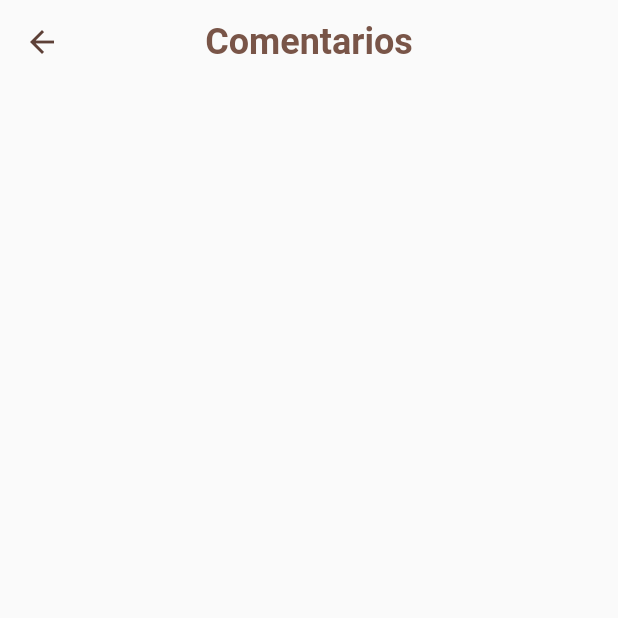
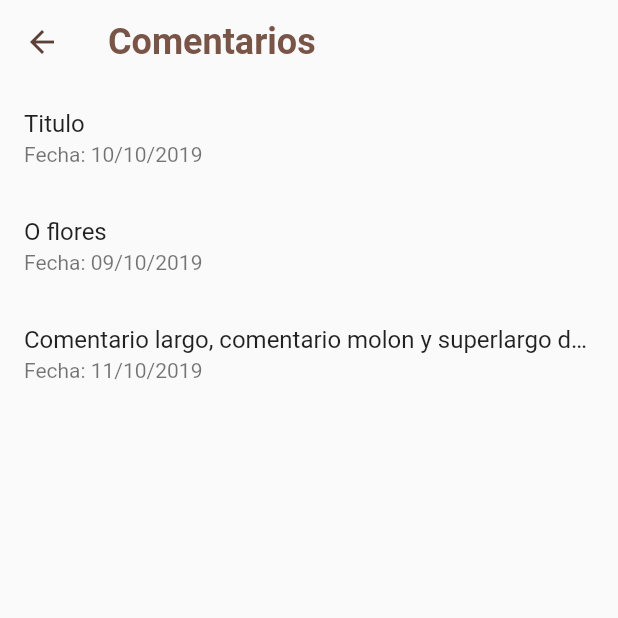
Before and after one commit to hkfuertes/EvangeliosApp, a Flutter app: the screen it shows after launch, item 2 of the bottom bar chosen, on a phone screen of 412 x 824 dp, the top half of it. Run offline on Flutter 3.47's test engine with Material 2 defaults, Android fonts, the light colour scheme and no system bars; drawn by our look-alikes of auto_size_text; our stand-ins replace flutter_markdown, font_awesome_flutter; network calls fail.

Commit message:
Visual Effects and Comments View

```diff
--- a/lib/Model/Comment.dart
+++ b/lib/Model/Comment.dart
@@ -1,7 +1,26 @@
 class Comment {
+  final RegExp title1 = RegExp('^#');
+  final RegExp title2 = RegExp('^##');
   final DateTime date;
   final String comment;
 
+  Comment(this.date, this.comment);
 
-  Comment(this.date, this.comment);
+  String getTitle() {
+    var line = comment.split("\n")[0];
+    if(line.startsWith("# ") || line.startsWith("## ")){
+      return line.replaceAll("# ", "").replaceAll("## ", "");
+    }else{
+      line = getStrippedComment().split("\n")[0];
+      return line+"...";
+    }
+  }
+
+  String getStrippedComment() {
+    return comment
+        .replaceAll("**", "")
+        .replaceAll("_", "")
+        .replaceAll("# ", "")
+        .replaceAll("## ", "");
+  }
 }
--- a/lib/Screens/listScreen.dart
+++ b/lib/Screens/listScreen.dart
@@ -1,10 +1,9 @@
+import 'package:auto_size_text/auto_size_text.dart';
 import 'package:evangelios/Model/Comment.dart';
-import 'package:evangelios/Model/TextsSet.dart';
 import 'package:evangelios/Widgets/LoadingWidget.dart';
 import 'package:flutter/material.dart';
 import 'package:flutter/services.dart';
 import 'package:flutter_markdown/flutter_markdown.dart';
-import 'package:font_awesome_flutter/font_awesome_flutter.dart';
 import 'package:intl/intl.dart';
 
 class ListScreen extends StatefulWidget {
@@ -21,14 +20,41 @@ class _ListScreenState extends State<ListScreen> {
 
   void initState() {
     super.initState();
+    _comments.add(Comment(DateTime.now(), "# Titulo\nComentario **molon**."));
+    _comments
+        .add(Comment(DateTime.now().subtract(Duration(days: 1)), '''# O flores
+
+Cognita vacant cogi tamen simul timida ego audita ac sunt et consequitur
+Haemoniae hausti semihomines amet cadunt. Huc sive: [ubi
+sororem](http://contigitcavas.io/deae-emoriar.html) iaculum Veneris territus
+illum moderamine frater minimae. In palmis quo aera animam canenti reus
+superesse **ultima** cum sicut quodque ignem, et. Ignibus supplevit humum Nelei
+paternos et posuere altera summis, lenis vestra. Ver nitor carebat at quidem,
+[Phoebus me Pario](http://cruciatacarmina.com/) cum tepidos laboris digiti, quam
+huic!
+
+- Hyacinthia nec subdita finemque
+- Corpora ipsa summas prohibebant enim
+- Bacchi illis'''));
+    _comments.add(Comment(DateTime.now().add(Duration(days: 1)),
+        "Comentario **largo**, comentario **molon y superlargo** de mañana a ver que pasar y a ver como puedo _acortarlo_"));
   }
 
   Widget _buildMainLayout(BuildContext context) {
     return ListView(
       children: _comments
           .map((el) => ListTile(
-                title: Text(el.comment),
-                subtitle: Text("Fecha: " + _formatter.format(el.date)),
+                title: Text(
+                  el.getTitle(),
+                  overflow: TextOverflow.ellipsis,
+                  maxLines: 1,
+                ),
+                subtitle: Text(
+                  "Fecha: " + _formatter.format(el.date),
+                ),
+                onTap: () {
+                  _commentModalBottomSheet(context, el);
+                },
               ))
           .toList(),
     );
@@ -45,14 +71,16 @@ class _ListScreenState extends State<ListScreen> {
     return Scaffold(
       appBar: AppBar(
         brightness: Brightness.light,
-        centerTitle: true,
+        //centerTitle: true,
         elevation: 0,
-        title: Text("Comentarios"),
-        textTheme: TextTheme(
-            title: TextStyle(
-                color: Theme.of(context).primaryColor,
-                fontWeight: FontWeight.bold,
-                fontSize: 24)),
+        title: AutoSizeText(
+          "Comentarios",
+          maxLines: 1,
+          style: TextStyle(
+              color: Theme.of(context).primaryColor,
+              fontWeight: FontWeight.bold,
+              fontSize: 24),
+        ),
         iconTheme: IconThemeData(color: buttonBarFg),
         backgroundColor: Theme.of(context).scaffoldBackgroundColor,
       ),
@@ -61,4 +89,38 @@ class _ListScreenState extends State<ListScreen> {
           : LoadingWidget("cargando..."),
     );
   }
+
+  void _commentModalBottomSheet(context, Comment comment) {
+    showModalBottomSheet(
+        isScrollControlled: true,
+        context: context,
+        builder: (BuildContext bc) {
+          return Column(
+            children: <Widget>[
+              Container(
+                height: MediaQuery.of(context).padding.top,
+              ),
+              Padding(
+                padding: const EdgeInsets.all(16.0),
+                child: MarkdownBody(
+                  data: comment.comment,
+                ),
+              ),
+              Expanded(
+                child: Container(),
+              ),
+              FlatButton(
+                child: Text(
+                  "Cerrar",
+                  style: TextStyle(color: Theme.of(context).primaryColorDark),
+                ),
+                onPressed: () {
+                  Navigator.of(context).pop();
+                },
+              ),
+              Container(height: 10,)
+            ],
+          );
+        });
+  }
 }
--- a/lib/main.dart
+++ b/lib/main.dart
@@ -10,9 +10,10 @@ class MyApp extends StatelessWidget {
   @override
   Widget build(BuildContext context) {
     return MaterialApp(
-      title: 'Evangelio',
+      title: 'Lecturas',
       debugShowCheckedModeBanner: false,
       theme: ThemeData(
+        //brightness: Brightness.dark,
         primarySwatch: Colors.brown,
       ),
       localizationsDelegates: [
--- a/pubspec.yaml
+++ b/pubspec.yaml
@@ -21,6 +21,7 @@ dependencies:
   html:
   http:
   font_awesome_flutter:
+  auto_size_text:
   flutter_markdown:
   flutter:
     sdk: flutter
```
Also changed, not shown: lib/Screens/mainScreen.dart (+25 -5 lines), lib/Widgets/ScriptWidget.dart (+3 -10 lines), pubspec.lock.
